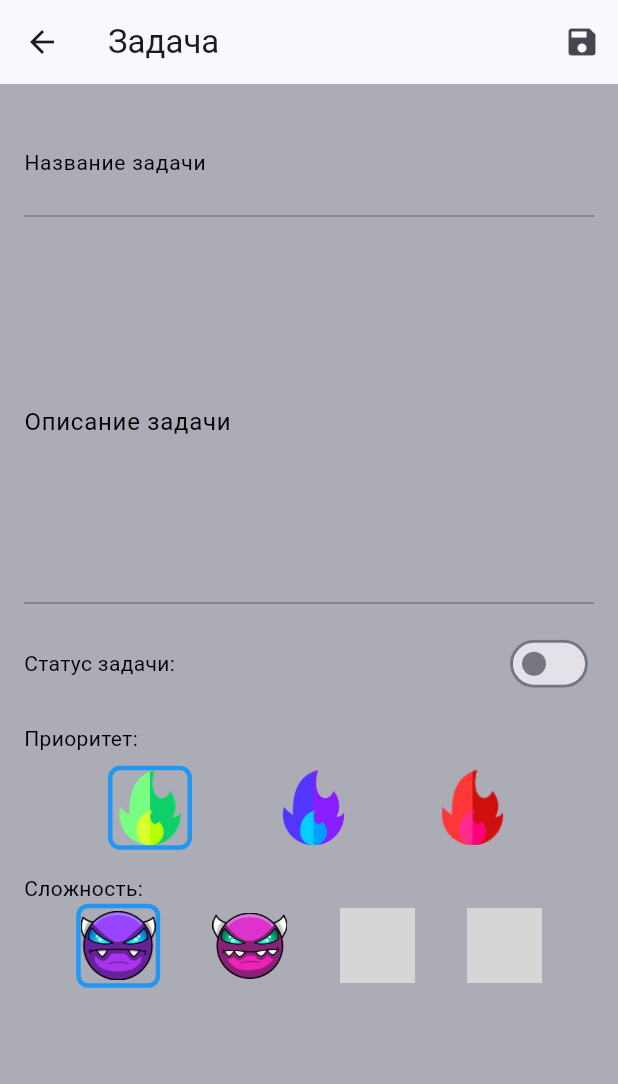
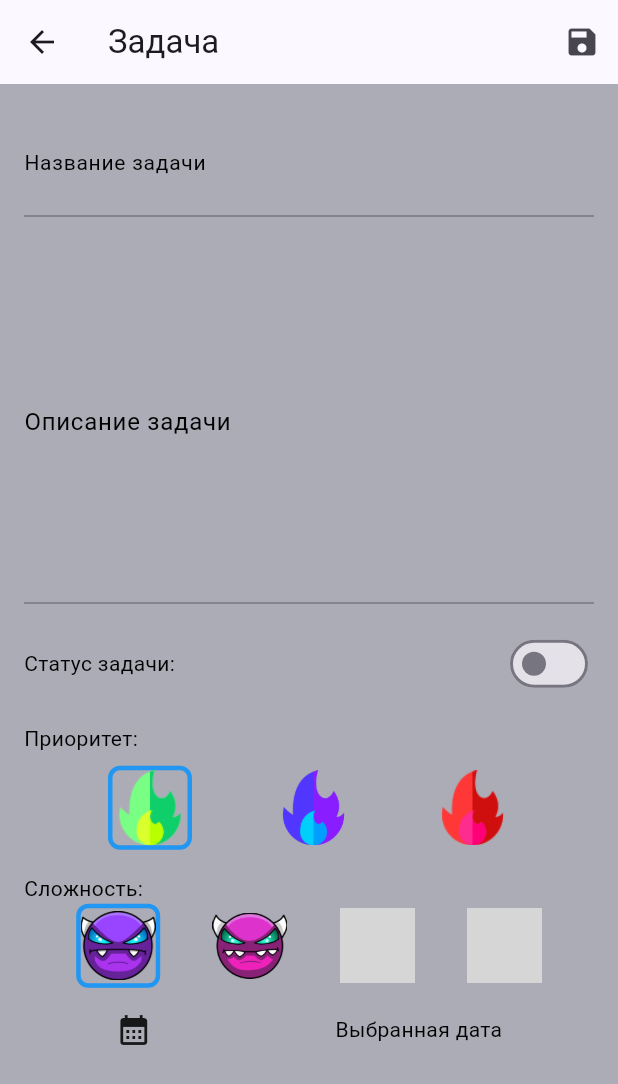
Before and after one commit to MeZeksan/pixel_todo, a Flutter app: the TaskDetailsScreen screen opened directly with empty values, on a phone screen of 412 x 824 dp. Shown: the top 1084 px of the screen. Run offline on Flutter 3.47's test engine with Material 3 defaults, Android fonts, the phone set to English and light mode, and no system bars; our stand-ins replace get_it, hive_flutter; accounts and stored records are empty; Roboto replaces fonts that are missing (TeletactileRus); grey boxes are pictures that could not be loaded.

Commit message:
Добавил заглушку с GestureDetector

```diff
--- a/lib/features/task_detail/view/task_details_screen.dart
+++ b/lib/features/task_detail/view/task_details_screen.dart
@@ -146,6 +146,24 @@ class _TaskDetailsScreenState extends State<TaskDetailsScreen> {
                       3, 'assets/images/insane_difficulty.png'),
                 ],
               ),
+              const SizedBox(height: 16),
+              GestureDetector(
+                onTap: () {},
+                child: const Row(
+                  mainAxisAlignment: MainAxisAlignment.spaceAround,
+                  children: [
+                    Icon(Icons.calendar_month),
+                    Text(
+                      "Выбранная дата",
+                      style: TextStyle(
+                        color: Color.fromARGB(255, 0, 0, 0),
+                        fontFamily: "TeletactileRus",
+                        fontSize: 14,
+                      ),
+                    )
+                  ],
+                ),
+              )
             ],
           ),
         ),
```
